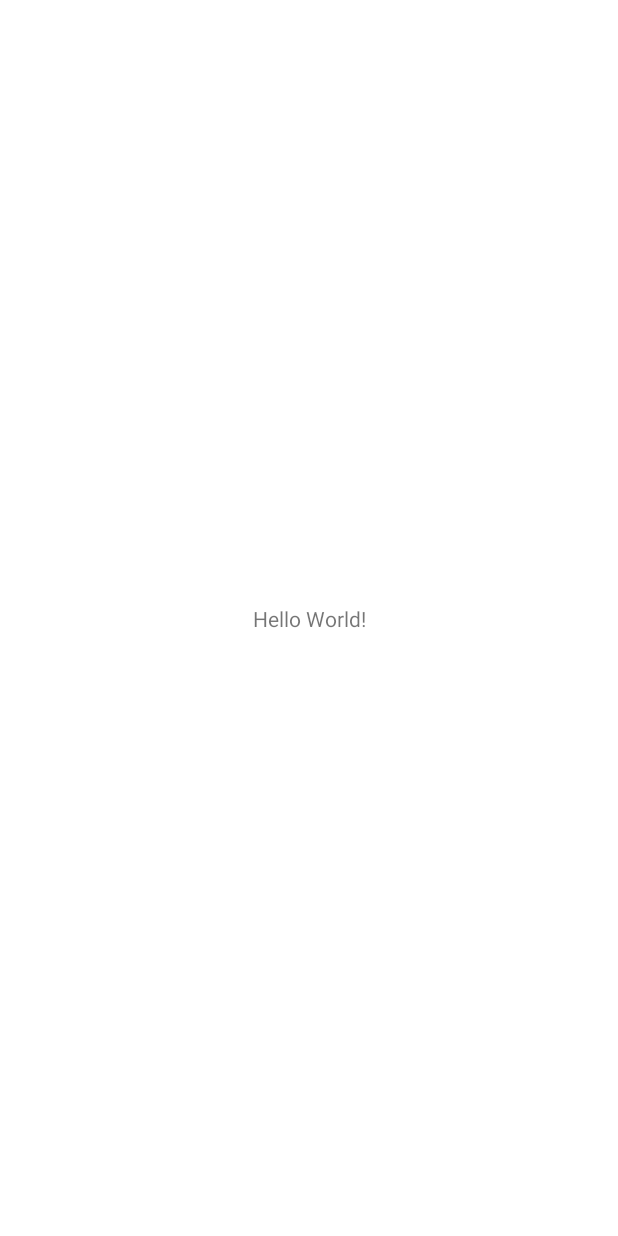
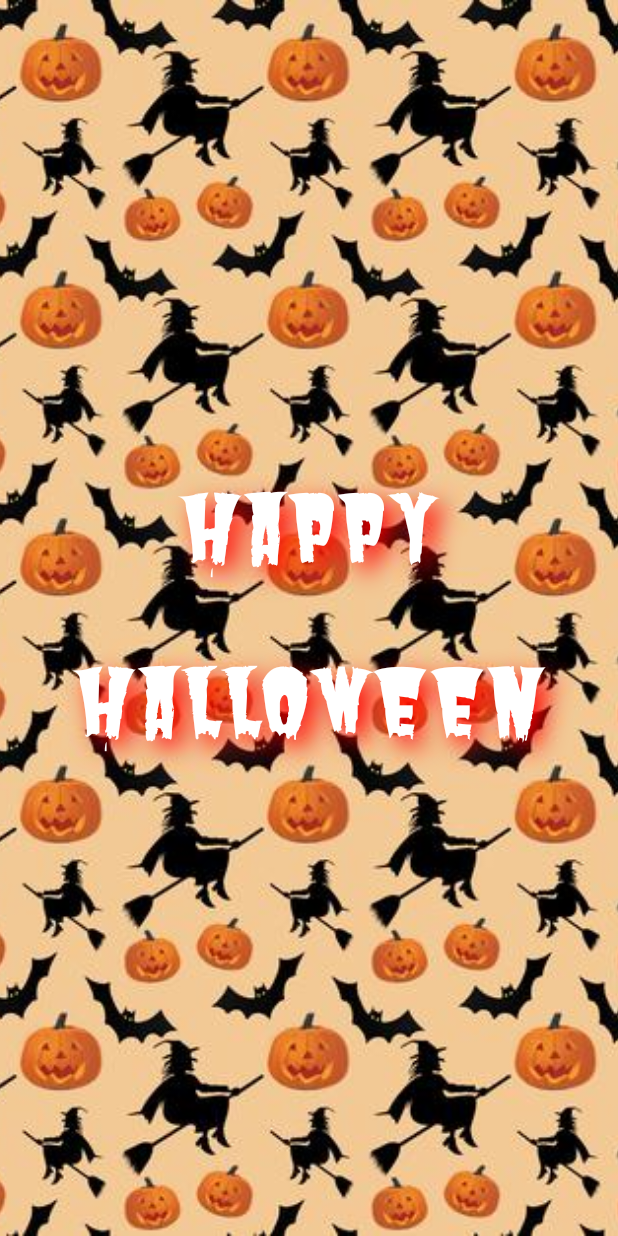
Before and after one commit to Lazyb0y/udacity-nanodegree-android-basics-by-google, an Android app: the screen it shows after launch (MainActivity), on a phone screen of 412 x 824 dp. Before the commit the screen is almost empty. Run offline under Robolectric (Android 15) with nearby library versions, the phone set to English and light mode, and no system bars.

Commit message:
Update greetings view

```diff
--- a/src/HalloweenCard/app/src/main/res/layout/activity_main.xml
+++ b/src/HalloweenCard/app/src/main/res/layout/activity_main.xml
@@ -6,13 +6,33 @@
     android:layout_height="match_parent"
     tools:context=".MainActivity">
 
+    <ImageView
+        android:id="@+id/image_bg"
+        android:layout_width="0dp"
+        android:layout_height="0dp"
+        android:contentDescription="@string/card_background"
+        android:scaleType="centerCrop"
+        app:layout_constraintBottom_toBottomOf="parent"
+        app:layout_constraintEnd_toEndOf="parent"
+        app:layout_constraintStart_toStartOf="parent"
+        app:layout_constraintTop_toTopOf="parent"
+        app:srcCompat="@drawable/bg_halloween_pattern" />
+
     <TextView
+        android:id="@+id/text_greetings"
         android:layout_width="wrap_content"
         android:layout_height="wrap_content"
-        android:text="Hello World!"
+        android:fontFamily="@font/butcherman"
+        android:shadowColor="#FF0000"
+        android:shadowDx="10"
+        android:shadowDy="10"
+        android:shadowRadius="20"
+        android:text="@string/happy_halloween"
+        android:textAlignment="center"
+        android:textColor="@android:color/white"
+        android:textSize="60sp"
         app:layout_constraintBottom_toBottomOf="parent"
-        app:layout_constraintLeft_toLeftOf="parent"
-        app:layout_constraintRight_toRightOf="parent"
+        app:layout_constraintEnd_toEndOf="parent"
+        app:layout_constraintStart_toStartOf="parent"
         app:layout_constraintTop_toTopOf="parent" />
-
 </androidx.constraintlayout.widget.ConstraintLayout>
--- a/src/HalloweenCard/app/src/main/res/values/strings.xml
+++ b/src/HalloweenCard/app/src/main/res/values/strings.xml
@@ -1,3 +1,5 @@
 <resources>
     <string name="app_name">Halloween Card</string>
+    <string name="happy_halloween">Happy Halloween</string>
+    <string name="card_background">Card Background</string>
 </resources>
```
Also changed, not shown: src/HalloweenCard/app/src/main/res/drawable-hdpi/bg_halloween_pattern.jpg (added), src/HalloweenCard/app/src/main/res/drawable-ldpi/bg_halloween_pattern.jpg (added), src/HalloweenCard/app/src/main/res/drawable-mdpi/bg_halloween_pattern.jpg (added), src/HalloweenCard/app/src/main/res/drawable-xhdpi/bg_halloween_pattern.jpg (added), src/HalloweenCard/app/src/main/res/drawable-xxhdpi/bg_halloween_pattern.jpg (added), src/HalloweenCard/app/src/main/res/drawable-xxxhdpi/bg_halloween_pattern.jpg (added), src/HalloweenCard/app/src/main/res/font/butcherman.ttf (added).
